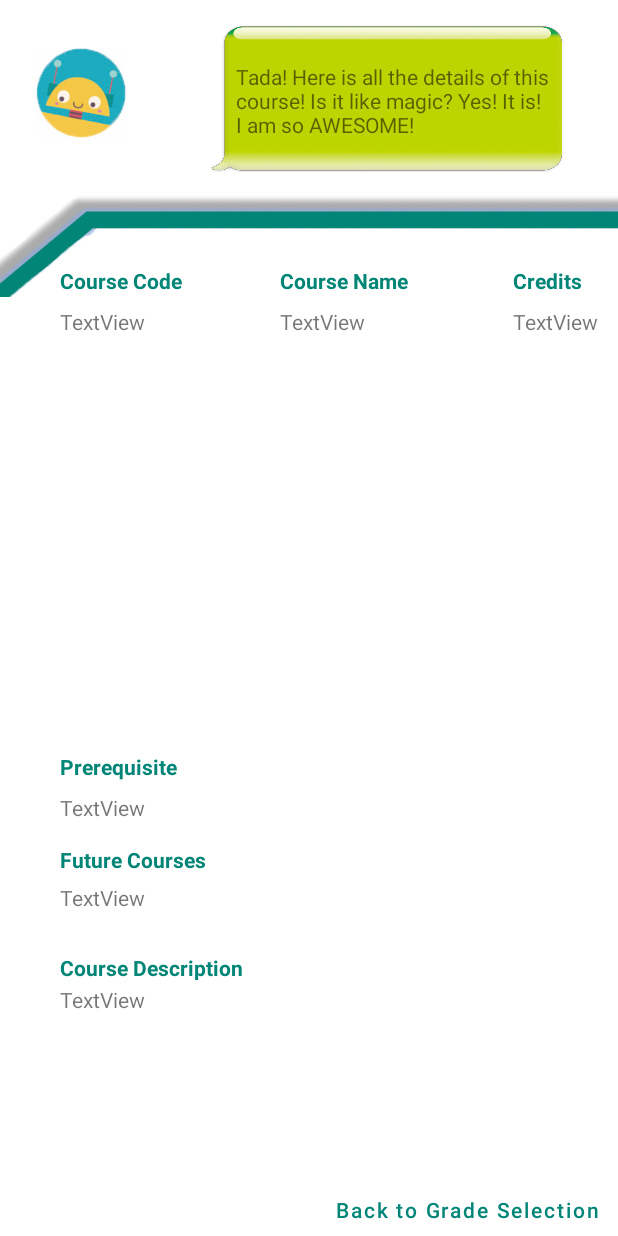
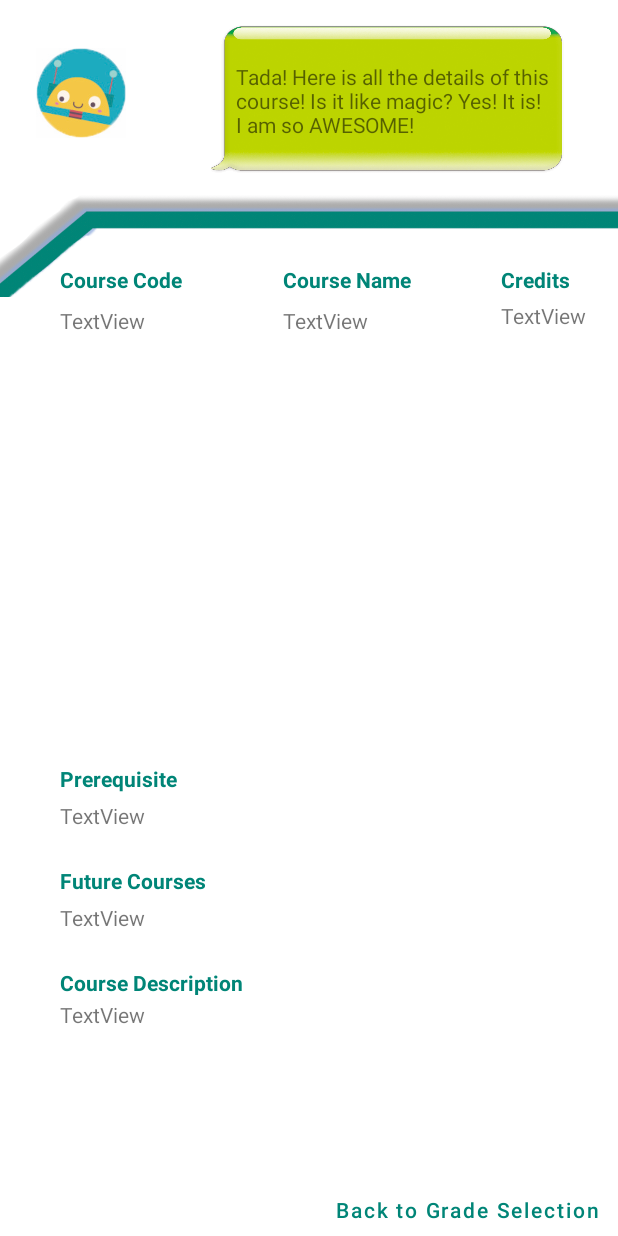
Before and after one commit to MengtingSong/Course_Suggestion_Chatbot, an Android app: the Courseinfor screen opened directly, with no data from a screen before it, on a phone screen of 412 x 824 dp. Run offline under Robolectric (Android 15) with nearby library versions, the phone set to English and light mode, and no system bars; 6 statements that could not run were skipped.

Commit message:
Merge branch 'final' of https://github.com/zongxinc/Cours_Selection
# Conflicts:
#	app/src/main/res/layout/activity_courseinfor.xml

```diff
--- a/app/src/main/java/com/example/allen/cours_selection/Courseinfor.java
+++ b/app/src/main/java/com/example/allen/cours_selection/Courseinfor.java
@@ -69,4 +69,5 @@ public class Courseinfor extends AppCompatActivity {
         }
     }
 
+
 }
--- a/app/src/main/res/layout/activity_courseinfor.xml
+++ b/app/src/main/res/layout/activity_courseinfor.xml
@@ -59,7 +59,7 @@ Is it like magic? Yes! It is! I am so AWESOME!"
         android:layout_height="wrap_content"
         android:layout_marginEnd="30dp"
         android:layout_marginRight="30dp"
-        android:layout_marginBottom="16dp"
+        android:layout_marginBottom="5dp"
         android:text="Course Code"
         android:textColor="@color/colorAccent"
         android:textStyle="bold"
@@ -84,9 +84,8 @@ Is it like magic? Yes! It is! I am so AWESOME!"
         android:id="@+id/name1"
         android:layout_width="wrap_content"
         android:layout_height="wrap_content"
-        android:layout_marginEnd="70dp"
-        android:layout_marginRight="70dp"
-        android:layout_marginBottom="8dp"
+        android:layout_marginEnd="60dp"
+        android:layout_marginRight="60dp"
         android:text="Course Name"
         android:textColor="@color/colorAccent"
         android:textStyle="bold"
@@ -109,23 +108,22 @@ Is it like magic? Yes! It is! I am so AWESOME!"
         android:id="@+id/credits1"
         android:layout_width="wrap_content"
         android:layout_height="wrap_content"
-        android:layout_marginTop="24dp"
-        android:layout_marginEnd="24dp"
-        android:layout_marginRight="24dp"
-        android:layout_marginBottom="8dp"
+        android:layout_marginTop="28dp"
+        android:layout_marginEnd="32dp"
+        android:layout_marginRight="32dp"
         android:text="Credits"
         android:textColor="@color/colorAccent"
         android:textStyle="bold"
         app:layout_constraintBottom_toTopOf="@+id/credits"
         app:layout_constraintEnd_toEndOf="parent"
         app:layout_constraintTop_toBottomOf="@+id/chatbubble"
-        app:layout_constraintVertical_bias="1.0" />
+        app:layout_constraintVertical_bias="0.868" />
 
     <TextView
         android:id="@+id/credits"
         android:layout_width="wrap_content"
         android:layout_height="wrap_content"
-        android:layout_marginBottom="24dp"
+        android:layout_marginBottom="28dp"
         android:text="TextView"
         app:layout_constraintBottom_toBottomOf="@+id/bar"
         app:layout_constraintStart_toStartOf="@+id/credits1" />
@@ -135,7 +133,7 @@ Is it like magic? Yes! It is! I am so AWESOME!"
         android:id="@+id/pre"
         android:layout_width="300dp"
         android:layout_height="wrap_content"
-        android:layout_marginBottom="15dp"
+        android:layout_marginBottom="24dp"
         android:text="TextView"
         app:layout_constraintBottom_toTopOf="@+id/future1"
         app:layout_constraintStart_toStartOf="@+id/future1" />
@@ -144,7 +142,7 @@ Is it like magic? Yes! It is! I am so AWESOME!"
         android:id="@+id/pre1"
         android:layout_width="wrap_content"
         android:layout_height="wrap_content"
-        android:layout_marginBottom="8dp"
+        android:layout_marginBottom="5dp"
         android:text="Prerequisite"
         android:textColor="@color/colorAccent"
         android:textStyle="bold"
@@ -156,7 +154,7 @@ Is it like magic? Yes! It is! I am so AWESOME!"
         android:id="@+id/future"
         android:layout_width="300dp"
         android:layout_height="wrap_content"
-        android:layout_marginBottom="27dp"
+        android:layout_marginBottom="24dp"
         android:text="TextView"
         app:layout_constraintBottom_toTopOf="@+id/discrip1"
         app:layout_constraintStart_toStartOf="@+id/discrip1" />
@@ -165,7 +163,7 @@ Is it like magic? Yes! It is! I am so AWESOME!"
         android:id="@+id/future1"
         android:layout_width="wrap_content"
         android:layout_height="wrap_content"
-        android:layout_marginBottom="6dp"
+        android:layout_marginBottom="5dp"
         android:text="Future Courses"
         android:textColor="@color/colorAccent"
         android:textStyle="bold"
@@ -200,10 +198,10 @@ Is it like magic? Yes! It is! I am so AWESOME!"
     <ScrollView
         android:id="@+id/scroll"
         android:layout_width="337dp"
-        android:layout_height="184dp"
+        android:layout_height="150dp"
         android:layout_marginStart="12dp"
         android:layout_marginLeft="12dp"
-        android:layout_marginBottom="8dp"
+        android:layout_marginBottom="32dp"
         app:layout_constraintBottom_toBottomOf="parent"
         app:layout_constraintStart_toStartOf="parent">
 
@@ -216,7 +214,7 @@ Is it like magic? Yes! It is! I am so AWESOME!"
     <TextView
         android:id="@+id/discrip"
         android:layout_width="275dp"
-        android:layout_height="135dp"
+        android:layout_height="125dp"
         android:layout_marginStart="40dp"
         android:layout_marginLeft="40dp"
         android:layout_marginBottom="32dp"
--- a/app/src/main/res/raw/overall_ece_sheet.csv
+++ b/app/src/main/res/raw/overall_ece_sheet.csv
@@ -3,6 +3,7 @@ CAS MA 123,Calculus 1,Mandatory,Freshman 1,No Prerequisite.,4,CAS MA 124; CAS PY
 ENG EK 100,Freshmen Seminar,Mandatory,Freshman 1,No Prerequisite.,0,NULL,,This first-year experience course introduces students to Boston University$the College of Engineering$ and the field of engineering. Students meet with faculty and student advisors and attend lectures to broaden their knowledge of the inner workings of the College and to gain a better understanding of engineering as a discipline and the ethical responsibilities of an engineer. Includes academic policies and special programs along with support services.,NULL,
 CAS CH 131,Principles of Gen Chemistry,Mandatory,Freshman 1,No Prerequisite.,4,NULL,,A one-semester$ terminal general chemistry course for students who do not require a two-semester sequence. Lecture topics include stoichiometry; atomic and molecular structure; theories of bonding; chemistry of the solid$ liquid$ and gaseous states; properties of solutions; chemical thermodynamics; equilibrium; acids and bases; electrochemistry. Laboratory includes training in basic laboratory techniques such as data collection and recording$ statistical interpretation of data$ solution preparation$ titrations$ conducting chemical reactions$ use of spectrophotometers$ pH and voltmeters.,NULL,
 ENG EK 125,Programming for Engineers,Mandatory,Freshman 1,No Prerequisite.,4,ENG EC 327,,An introduction to programming concepts and modern computational environments used to solve engineering problems. Basic procedural programming concepts including input/output$ selection$ looping$ functions$ data structures (arrays$ strings$ structures)$ pointers$ and memory management. Introduction to object-oriented programming concepts and terminology and event-driven programming. Emphasis on programming style$ debugging$ top-down design and modular code. Introduction to a command line interface and a high-level language.,NULL,
+ENG EK 127,Engineering Computation,Mandatory,Freshman 2,No Prerequisite.,4,Not identified.,,An introduction to engineering problem solving using a modern computational environment. Basic procedural programming concepts include input/output$ branching$ looping$ functions$ file input/output$ and data structures such as arrays and structures. An introduction to basic linear algebra concepts such as matrix operations and solving sets of equations. Introduction to numerical methods$ for example least squares solutions and their use for curve fitting. Programming projects provided by all College of Engineering departments will reinforce these concepts and introduce engineering freshmen to the various disciplines.Students completing ENG EK 127 will not receive additional credit for ENG EK 128 and/or CAS CS 111.,NULL,
 CAS MA 124,Calculus 2,Mandatory,Freshman 2,CAS MA 123,4,CAS MA 225,,Logarithmic$ exponential$ and trigonometric functions. Sequences and series; Taylor's series with the remainder. Methods of integration. Calculus I and II together constitute an introduction to calculus of a function of a single real variable. Carries MCS divisional credit in CAS.,NULL,
 CAS PY 211,Physics 1,Mandatory,Freshman 2,CAS MA 123,4,CAS PY 212; ENG EK 301,,Calculus-based introduction to basic principles of physics$ emphasizing Newtonian mechanics$ conservation laws$ and thermodynamics. For science majors and engineers$ and for premedical students who seek a more analytical course than CAS PY 105/106. Interactive$ student-centered lectures$ discussion$ and laboratory.,NULL,
 ENG EK 131,Intro to Engineering,Mandatory,Freshman 2,No Prerequisite.,2,NULL,,Introduction to engineering analysis and/or design through a sequence of two modules or minicourses chosen from a selection of modules offered by participating engineering faculty. Each module presents students with key concepts and techniques relevant to an applied area of engineering.,NULL,
```
